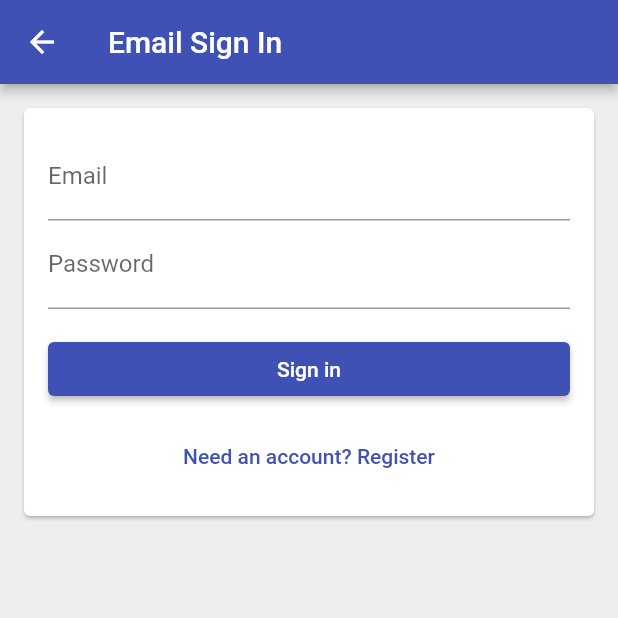
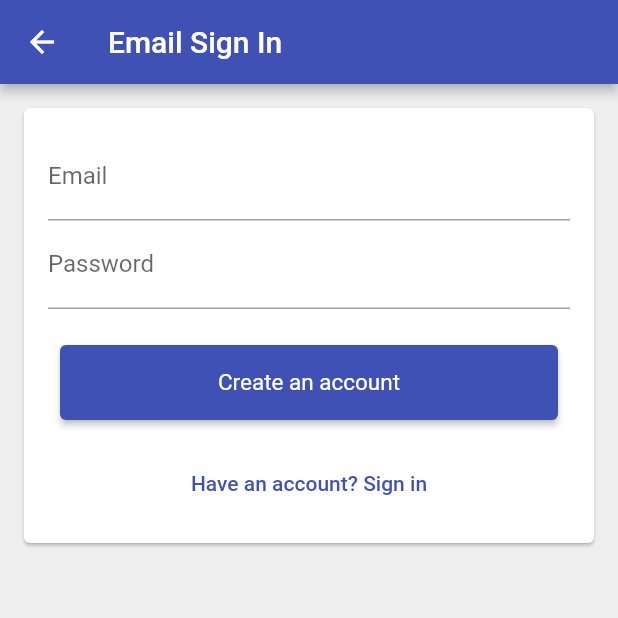
Before and after one commit to tpal-dev/Flutter_iOS_Android_Web_TIME_TRACKER, a Flutter app: the EmailAuthScreen screen opened directly, after a tap on "Need an account? Register", on a phone screen of 412 x 824 dp, the top half of it. Run offline on Flutter 3.47's test engine with Material 2 defaults, Android fonts, the phone set to English and light mode, and no system bars; our stand-ins replace firebase_auth, firebase_core, google_sign_in; missing offline and left inert: flutter_facebook_auth, window_size; accounts and stored records are empty.

Commit message:
add email_sign_in_form UI

```diff
--- a/lib/app/sign_in/email_sign_in_form.dart
+++ b/lib/app/sign_in/email_sign_in_form.dart
@@ -1,33 +1,66 @@
 import 'package:flutter/material.dart';
+import 'package:time_tracker_app/app/sign_in/sign_in_button.dart';
 
-class EmailSignInForm extends StatelessWidget {
+enum EmailSignInFormType { signIn, register }
+
+class EmailSignInForm extends StatefulWidget {
   const EmailSignInForm({Key key}) : super(key: key);
 
-  List<Widget> _buildChildren() {
+  @override
+  _EmailSignInFormState createState() => _EmailSignInFormState();
+}
+
+class _EmailSignInFormState extends State<EmailSignInForm> {
+  final TextEditingController _emailTextFieldController = TextEditingController();
+  final TextEditingController _passwordTextFieldController = TextEditingController();
+  EmailSignInFormType _formType = EmailSignInFormType.signIn;
+
+  void _toggleFormType() {
+    setState(() {
+      _formType = _formType == EmailSignInFormType.signIn
+          ? EmailSignInFormType.register
+          : EmailSignInFormType.signIn;
+    });
+    _emailTextFieldController.clear();
+    _passwordTextFieldController.clear();
+  }
+
+  void _submit() {}
+
+  List<Widget> _buildColumnChildren() {
+    final primaryText = _formType == EmailSignInFormType.signIn ? 'Sign in' : 'Create an account';
+    final secondaryText = _formType == EmailSignInFormType.signIn
+        ? 'Need an account? Register'
+        : 'Have an account? Sign in';
+
     return [
       TextFormField(
+        controller: _emailTextFieldController,
         decoration: InputDecoration(
           labelText: 'Email',
           hintText: "test@gmail.com",
         ),
       ),
       TextFormField(
+        controller: _passwordTextFieldController,
         obscureText: true,
         decoration: InputDecoration(
           labelText: 'Password',
         ),
       ),
       SizedBox(height: 16.0),
-      ElevatedButton(
-        child: Text('Sign in'),
+      SignInButton(
+        text: primaryText,
+        textColor: Colors.white,
+        fontWeight: FontWeight.normal,
         onPressed: () {},
       ),
       SizedBox(height: 10.0),
       Align(
         alignment: Alignment.center,
         child: TextButton(
-          child: Text(' Need an account? Register '),
-          onPressed: () {},
+          child: Text(secondaryText),
+          onPressed: _toggleFormType,
         ),
       )
     ];
@@ -40,7 +73,7 @@ class EmailSignInForm extends StatelessWidget {
       child: Column(
         mainAxisSize: MainAxisSize.min,
         crossAxisAlignment: CrossAxisAlignment.stretch,
-        children: _buildChildren(),
+        children: _buildColumnChildren(),
       ),
     );
   }
```
